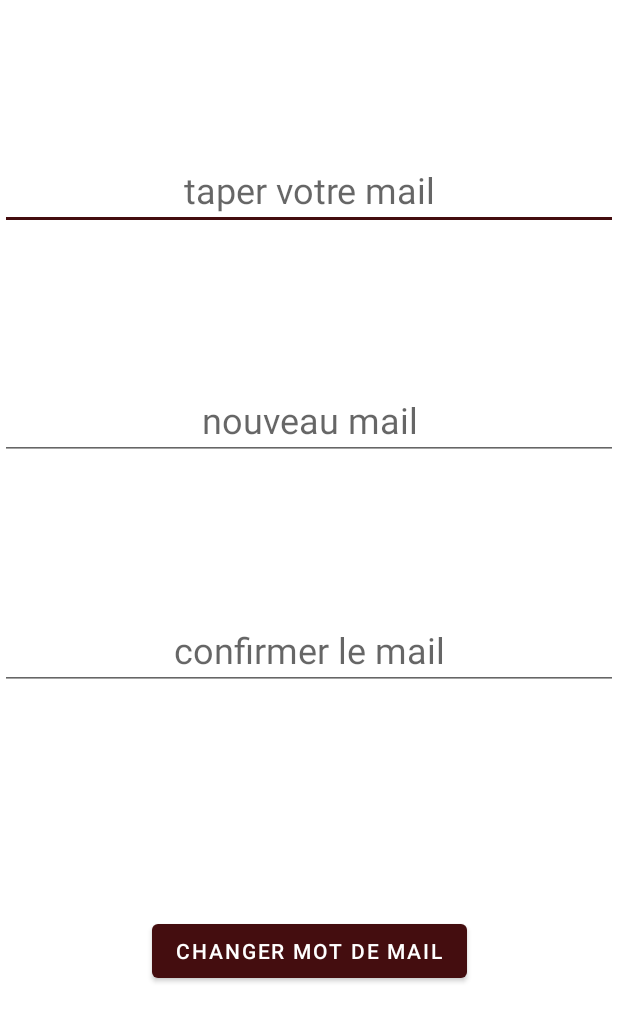
After one commit to Andraziel/PulseNetwork, an Android app: the layout activity_reset_mail.xml on its own in the app's theme, with its tools: preview values and no code run, on a phone screen of 412 x 824 dp. The commit adds this screen. Shown: the top 1022 px of the screen. Run offline under Robolectric (Android 15) with nearby library versions, the phone set to English and light mode, and no system bars.

Commit message:
tiens je push

```diff
--- a/app/src/main/AndroidManifest.xml
+++ b/app/src/main/AndroidManifest.xml
@@ -13,6 +13,9 @@
         android:supportsRtl="true"
         android:theme="@style/Theme.PulseNetwork"
         tools:targetApi="31">
+        <activity
+            android:name=".ResetMailActivity"
+            android:exported="false" />
         <activity
             android:name=".resetMdp"
             android:exported="false" />
--- a/app/src/main/java/fr/isen/pulse/pulsenetwork/resetMailActivity.kt
+++ b/app/src/main/java/fr/isen/pulse/pulsenetwork/resetMailActivity.kt
@@ -5,11 +5,9 @@ import androidx.appcompat.app.AppCompatActivity
 import android.os.Bundle
 import android.util.Log
 import com.google.firebase.auth.FirebaseAuth
-import com.google.firebase.database.ktx.database
-import com.google.firebase.ktx.Firebase
 import fr.isen.pulse.pulsenetwork.databinding.ActivityResetMdpBinding
 
-class resetMdp : AppCompatActivity() {
+class ResetMailActivity : AppCompatActivity() {
     private val userId = FirebaseAuth.getInstance().currentUser?.uid
 
     public lateinit var binding: ActivityResetMdpBinding
@@ -20,7 +18,6 @@ class resetMdp : AppCompatActivity() {
         setContentView(binding.root)
 
 
-        val link = Firebase.database("https://pulsenetwork-d6541-default-rtdb.europe-west1.firebasedatabase.app").getReference("pulse/users/$userId")
         val user = FirebaseAuth.getInstance().currentUser
 
 
--- /dev/null
+++ b/app/src/main/res/layout/activity_reset_mail.xml
@@ -0,0 +1,54 @@
+<?xml version="1.0" encoding="utf-8"?>
+<androidx.constraintlayout.widget.ConstraintLayout xmlns:android="http://schemas.android.com/apk/res/android"
+    xmlns:app="http://schemas.android.com/apk/res-auto"
+    xmlns:tools="http://schemas.android.com/tools"
+    android:layout_width="match_parent"
+    android:layout_height="match_parent"
+    tools:context=".resetMdp">
+
+    <EditText
+        android:id="@+id/ancien"
+        android:layout_width="0dp"
+        android:layout_height="wrap_content"
+        android:layout_marginTop="100dp"
+        android:hint="taper votre mail"
+        android:textAlignment="center"
+        android:textSize="24sp"
+        app:layout_constraintEnd_toEndOf="parent"
+        app:layout_constraintStart_toStartOf="parent"
+        app:layout_constraintTop_toTopOf="parent" />
+
+    <EditText
+        android:id="@+id/nouveau"
+        android:layout_width="0dp"
+        android:layout_height="wrap_content"
+        android:layout_marginTop="100dp"
+        android:hint="nouveau mail"
+        android:textAlignment="center"
+        android:textSize="24sp"
+        app:layout_constraintEnd_toEndOf="parent"
+        app:layout_constraintStart_toStartOf="parent"
+        app:layout_constraintTop_toBottomOf="@+id/ancien" />
+
+    <EditText
+        android:id="@+id/nnouveau"
+        android:layout_width="0dp"
+        android:layout_height="wrap_content"
+        android:layout_marginTop="100dp"
+        android:hint="confirmer le mail"
+        android:textAlignment="center"
+        android:textSize="24sp"
+        app:layout_constraintEnd_toEndOf="parent"
+        app:layout_constraintStart_toStartOf="parent"
+        app:layout_constraintTop_toBottomOf="@+id/nouveau" />
+
+    <Button
+        android:id="@+id/change"
+        android:layout_width="wrap_content"
+        android:layout_height="wrap_content"
+        android:layout_marginTop="150dp"
+        android:text="changer mot de mail"
+        app:layout_constraintEnd_toEndOf="parent"
+        app:layout_constraintStart_toStartOf="parent"
+        app:layout_constraintTop_toBottomOf="@+id/nnouveau" />
+</androidx.constraintlayout.widget.ConstraintLayout>
```
Lines whose indentation alone changed are shown as unchanged.
